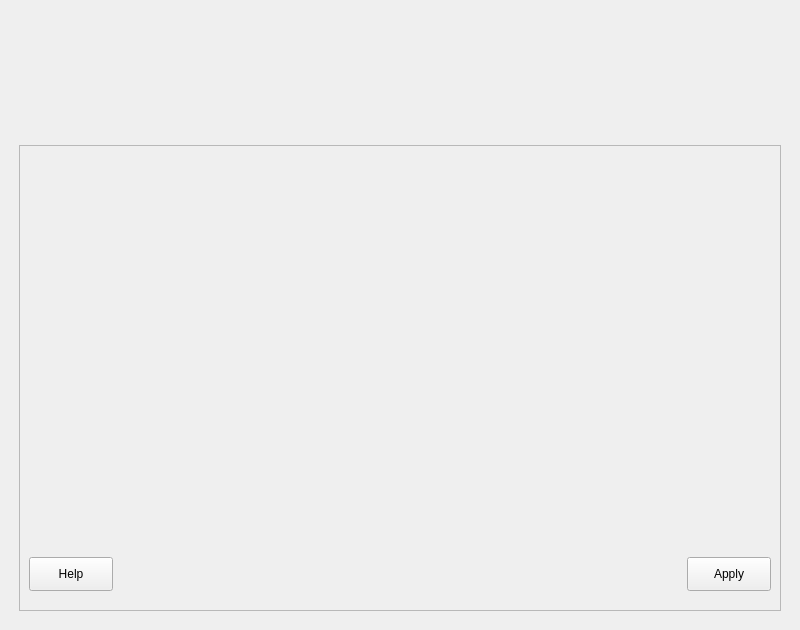
lliurex/zero-lliurex-flavours, file lliurex-flavours-selector/python3-lliurexflavourselector/rsrc/mainWindow.ui: the form before one commit.
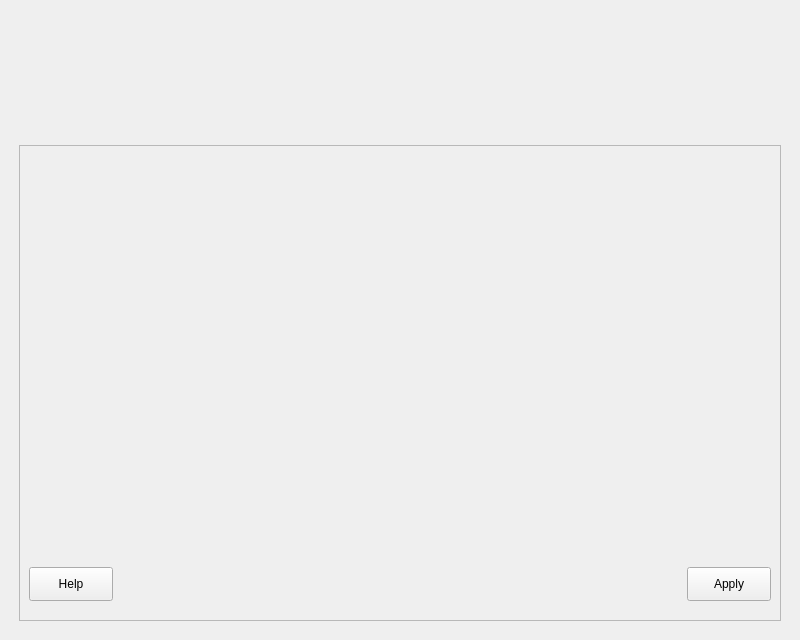
The form after the commit. Icons and pictures are not drawn.

Commit message: Change music by multimedia and style of feedback messages

```diff
--- a/lliurex-flavours-selector/python3-lliurexflavourselector/rsrc/mainWindow.ui
+++ b/lliurex-flavours-selector/python3-lliurexflavourselector/rsrc/mainWindow.ui
@@ -10,7 +10,7 @@
     <x>0</x>
     <y>0</y>
     <width>800</width>
-    <height>630</height>
+    <height>640</height>
    </rect>
   </property>
   <property name="sizePolicy">
@@ -108,7 +108,7 @@
            <x>0</x>
            <y>0</y>
            <width>764</width>
-           <height>468</height>
+           <height>478</height>
           </rect>
          </property>
          <property name="minimumSize">
@@ -175,7 +175,10 @@
            </layout>
           </item>
           <item>
-           <layout class="QVBoxLayout" name="messageBox" stretch="0">
+           <layout class="QHBoxLayout" name="messageBox" stretch="0,0">
+            <property name="spacing">
+             <number>0</number>
+            </property>
             <property name="leftMargin">
              <number>10</number>
             </property>
@@ -190,6 +193,18 @@
             </property>
             <item>
              <widget class="QLabel" name="messageLabel">
+              <property name="minimumSize">
+               <size>
+                <width>0</width>
+                <height>40</height>
+               </size>
+              </property>
+              <property name="maximumSize">
+               <size>
+                <width>16777215</width>
+                <height>40</height>
+               </size>
+              </property>
               <property name="font">
                <font>
                 <pointsize>11</pointsize>
@@ -199,7 +214,10 @@
                <string/>
               </property>
               <property name="alignment">
-               <set>Qt::AlignBottom|Qt::AlignHCenter</set>
+               <set>Qt::AlignLeading|Qt::AlignLeft|Qt::AlignVCenter</set>
+              </property>
+              <property name="margin">
+               <number>10</number>
               </property>
              </widget>
             </item>
```
Left out of the diff: 28 changed lines with no effect on the pictures. The commit also changes 8 other files.
